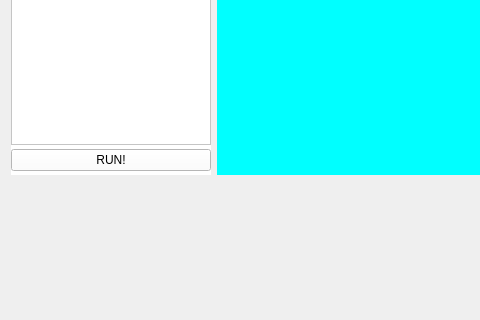
HolmErik/ConsoleBlocks, file ConsoleBlocks/ConsoleBlocks.ui: the form before one commit; both pictures show x 0 to 480 and y 210 to 530 of the 899 by 624 pixel window.
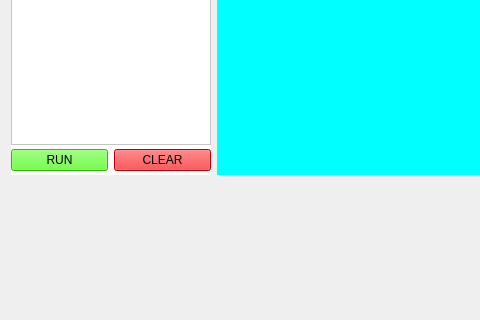
The form after the commit. Custom widgets are drawn as their Qt base class.

Diff of the .ui file:
```diff
--- a/ConsoleBlocks/ConsoleBlocks.ui
+++ b/ConsoleBlocks/ConsoleBlocks.ui
@@ -161,8 +161,21 @@
              </property>
              <item>
               <widget class="QPushButton" name="pushButton">
+               <property name="styleSheet">
+                <string notr="true">background-color: rgb(68, 255, 16);</string>
+               </property>
                <property name="text">
-                <string>RUN!</string>
+                <string>RUN</string>
+               </property>
+              </widget>
+             </item>
+             <item>
+              <widget class="QPushButton" name="pushButton_2">
+               <property name="styleSheet">
+                <string notr="true">background-color: rgb(255, 0, 4);</string>
+               </property>
+               <property name="text">
+                <string>CLEAR</string>
                </property>
               </widget>
              </item>
```
